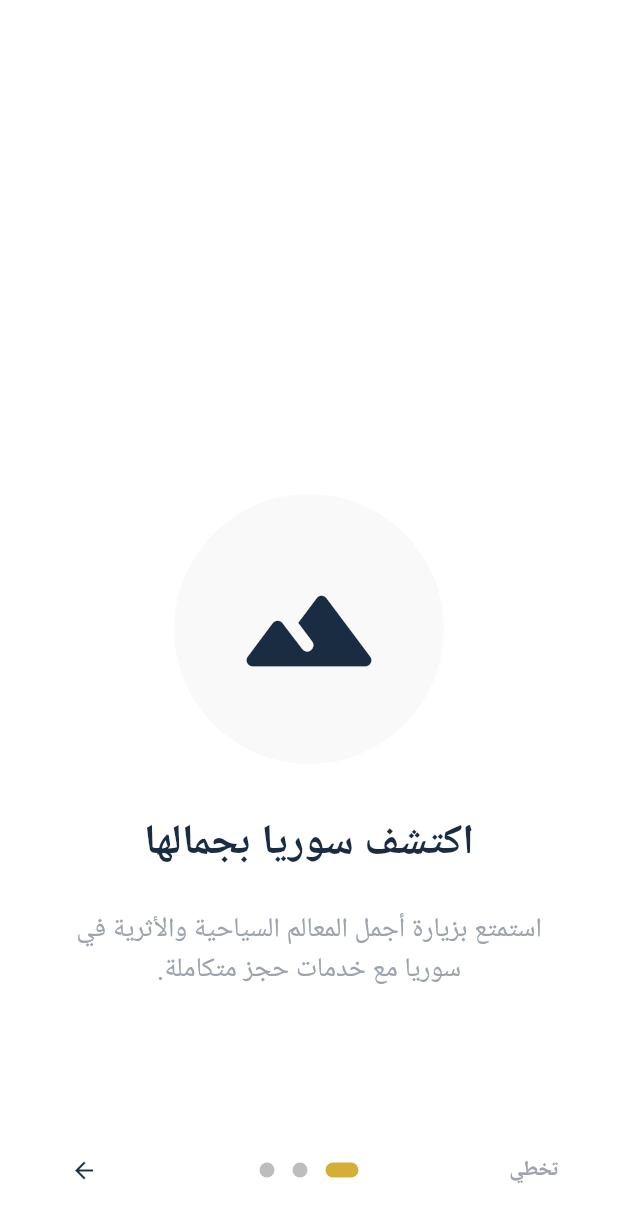
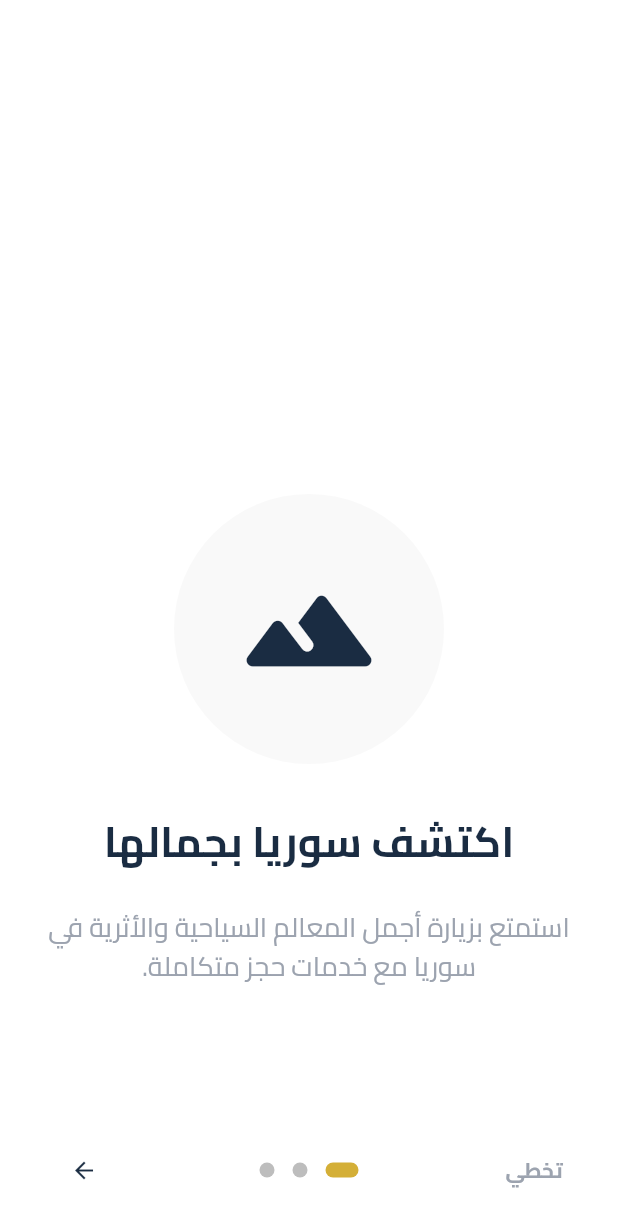
Before and after one commit to BL3T1/Ziyara, a Flutter app: the screen it shows after launch, on a phone screen of 412 x 824 dp. Shown: the top 1227 px of the screen. Run offline on Flutter 3.47's test engine with Material 3 defaults, Android fonts, the phone set to English and light mode, and no system bars; drawn by our look-alikes of introduction_screen; our stand-ins replace cached_network_image, carousel_slider, connectivity_plus, dio, equatable, firebase_core and 14 more; missing offline and left inert: local_auth_android, local_auth_ios, stomp_dart_client; accounts and stored records are empty.

Commit message:
fix(mobile): queue concurrent 401s; drop per-request connectivity check; bundle Cairo font
Token refresh race fixed: bool _isRefreshing replaced with Completer<String?>? so
all concurrent 401s queue and retry after a single refresh instead of propagating
errors. Per-request Connectivity().checkConnectivity() removed from onRequest
(redundant: Dio raises connectionError natively); replaced with app-level
ConnectivityBanner stream widget. google_fonts CDN removed: Cairo bundled locally
via assets/fonts/ for offline resilience and PDF generation.

Co-Authored-By: Claude Sonnet 4.6 <noreply@anthropic.com>

```diff
--- a/mobile/lib/core/theme/app_theme.dart
+++ b/mobile/lib/core/theme/app_theme.dart
@@ -1,6 +1,7 @@
 import 'package:flutter/material.dart';
-import 'package:google_fonts/google_fonts.dart';
 import 'app_colors.dart';
+
+const _cairo = 'Cairo';
 
 class AppTheme {
   static ThemeData get lightTheme {
@@ -9,7 +10,12 @@ class AppTheme {
       brightness: Brightness.light,
       primaryColor: AppColors.primaryDark,
       scaffoldBackgroundColor: AppColors.background,
-      textTheme: GoogleFonts.cairoTextTheme().apply(bodyColor: AppColors.textMain, displayColor: AppColors.textMain),
+      fontFamily: _cairo,
+      textTheme: ThemeData.light().textTheme.apply(
+            fontFamily: _cairo,
+            bodyColor: AppColors.textMain,
+            displayColor: AppColors.textMain,
+          ),
       appBarTheme: const AppBarTheme(
         backgroundColor: Colors.transparent,
         elevation: 0,
@@ -39,8 +45,13 @@ class AppTheme {
       brightness: Brightness.dark,
       primaryColor: AppColors.cyan,
       scaffoldBackgroundColor: const Color(0xFF121212),
+      fontFamily: _cairo,
       // إصلاح لون النصوص في الوضع المظلم
-      textTheme: GoogleFonts.cairoTextTheme(ThemeData.dark().textTheme).apply(bodyColor: Colors.white, displayColor: Colors.white),
+      textTheme: ThemeData.dark().textTheme.apply(
+            fontFamily: _cairo,
+            bodyColor: Colors.white,
+            displayColor: Colors.white,
+          ),
       appBarTheme: const AppBarTheme(
         backgroundColor: Colors.transparent,
         elevation: 0,
--- /dev/null
+++ b/mobile/lib/core/widgets/connectivity_banner.dart
@@ -0,0 +1,75 @@
+import 'dart:async';
+
+import 'package:connectivity_plus/connectivity_plus.dart';
+import 'package:flutter/material.dart';
+
+/// Wraps [child] and displays a persistent banner at the top when the device
+/// has no network connectivity. Uses a single stream listener for the entire
+/// app lifetime — avoids the per-request OS syscall pattern.
+class ConnectivityBanner extends StatefulWidget {
+  final Widget child;
+
+  const ConnectivityBanner({super.key, required this.child});
+
+  @override
+  State<ConnectivityBanner> createState() => _ConnectivityBannerState();
+}
+
+class _ConnectivityBannerState extends State<ConnectivityBanner> {
+  late final StreamSubscription<List<ConnectivityResult>> _subscription;
+  bool _isOffline = false;
+
+  @override
+  void initState() {
+    super.initState();
+    _subscription = Connectivity()
+        .onConnectivityChanged
+        .listen((results) {
+      final offline = results.isEmpty ||
+          results.every((r) => r == ConnectivityResult.none);
+      if (offline != _isOffline) {
+        setState(() => _isOffline = offline);
+      }
+    });
+  }
+
+  @override
+  void dispose() {
+    _subscription.cancel();
+    super.dispose();
+  }
+
+  @override
+  Widget build(BuildContext context) {
+    return Column(
+      children: [
+        AnimatedSize(
+          duration: const Duration(milliseconds: 250),
+          child: _isOffline
+              ? Material(
+                  color: Colors.transparent,
+                  child: Container(
+                    width: double.infinity,
+                    color: const Color(0xFFB71C1C),
+                    padding: const EdgeInsets.symmetric(vertical: 6),
+                    child: const SafeArea(
+                      bottom: false,
+                      child: Text(
+                        'لا يوجد اتصال بالإنترنت',
+                        textAlign: TextAlign.center,
+                        style: TextStyle(
+                          color: Colors.white,
+                          fontSize: 13,
+                          fontWeight: FontWeight.w600,
+                        ),
+                      ),
+                    ),
+                  ),
+                )
+              : const SizedBox.shrink(),
+        ),
+        Expanded(child: widget.child),
+      ],
+    );
+  }
+}
--- a/mobile/lib/main.dart
+++ b/mobile/lib/main.dart
@@ -11,6 +11,7 @@ import 'core/services/push_notification_service.dart';
 import 'core/services/search_history_service.dart';
 import 'core/services/token_storage_service.dart';
 import 'core/di/injection_container.dart';
+import 'core/widgets/connectivity_banner.dart';
 
 void main() async {
   // ضمان تهيئة النظام
@@ -96,7 +97,7 @@ class SyriaTourismApp extends StatelessWidget {
                 final mediaQueryData = MediaQuery.of(context);
                 return MediaQuery(
                   data: mediaQueryData.copyWith(textScaler: const TextScaler.linear(1.0)),
-                  child: child!,
+                  child: ConnectivityBanner(child: child!),
                 );
               },
             );
```
Also changed, not shown: mobile/lib/core/api/api_client.dart (+56 -33 lines), mobile/lib/core/utils/pdf_generator.dart (+15 -4 lines), mobile/pubspec.yaml (+6 -1 lines), mobile/assets/fonts/Cairo-Regular.ttf (added).
